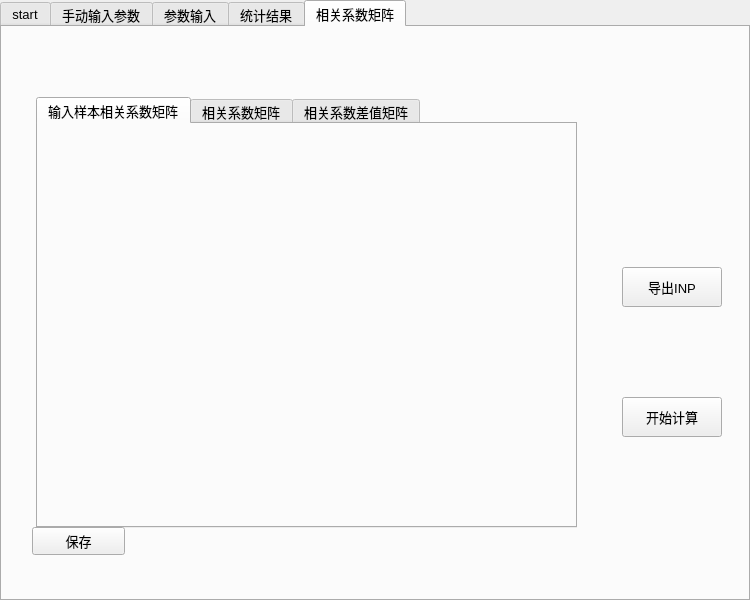
Above: 7_10_CUSA/widget.ui from MaoXi/Qt_Learning before the change. Below: the same form after it.
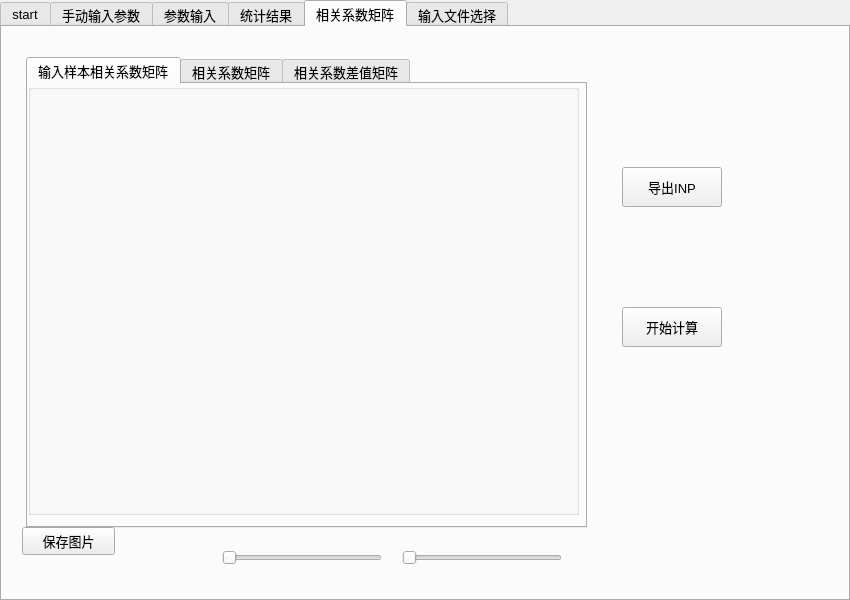
That is the form after the change. The open tabs and pages were chosen to show the change. Custom widgets are drawn as their Qt base class.

The edit to the form file:
```diff
--- a/7_10_CUSA/widget.ui
+++ b/7_10_CUSA/widget.ui
@@ -6,7 +6,7 @@
    <rect>
     <x>0</x>
     <y>0</y>
-    <width>750</width>
+    <width>850</width>
     <height>600</height>
    </rect>
   </property>
@@ -18,7 +18,7 @@
     <rect>
      <x>0</x>
      <y>0</y>
-     <width>750</width>
+     <width>850</width>
      <height>601</height>
     </rect>
    </property>
@@ -614,7 +614,7 @@
     <attribute name="title">
      <string>统计结果</string>
     </attribute>
-    <widget class="QGroupBox" name="groupBox_3">
+    <widget class="QCustomPlot" name="qCustomPlot" native="true">
      <property name="geometry">
       <rect>
        <x>340</x>
@@ -623,9 +623,6 @@
        <height>330</height>
       </rect>
      </property>
-     <property name="title">
-      <string>概率密度统计曲线</string>
-     </property>
     </widget>
     <widget class="QComboBox" name="comboBox_5">
      <property name="geometry">
@@ -906,10 +903,10 @@
     <widget class="QTabWidget" name="tabWidget_2">
      <property name="geometry">
       <rect>
-       <x>34</x>
-       <y>70</y>
-       <width>541</width>
-       <height>431</height>
+       <x>24</x>
+       <y>30</y>
+       <width>561</width>
+       <height>471</height>
       </rect>
      </property>
      <property name="currentIndex">
@@ -919,6 +916,19 @@
       <attribute name="title">
        <string>输入样本相关系数矩阵</string>
       </attribute>
+      <widget class="QGroupBox" name="groupBox_3">
+       <property name="geometry">
+        <rect>
+         <x>0</x>
+         <y>0</y>
+         <width>551</width>
+         <height>431</height>
+        </rect>
+       </property>
+       <property name="title">
+        <string/>
+       </property>
+      </widget>
      </widget>
      <widget class="QWidget" name="tab_7">
       <attribute name="title">
@@ -931,24 +941,11 @@
       </attribute>
      </widget>
     </widget>
-    <widget class="QPushButton" name="pushButton_12">
-     <property name="geometry">
-      <rect>
-       <x>30</x>
-       <y>500</y>
-       <width>93</width>
-       <height>28</height>
-      </rect>
-     </property>
-     <property name="text">
-      <string>保存</string>
-     </property>
-    </widget>
     <widget class="QPushButton" name="pushButton_13">
      <property name="geometry">
       <rect>
        <x>620</x>
-       <y>240</y>
+       <y>140</y>
        <width>100</width>
        <height>40</height>
       </rect>
@@ -961,19 +958,149 @@
      <property name="geometry">
       <rect>
        <x>620</x>
-       <y>370</y>
+       <y>280</y>
        <width>100</width>
        <height>40</height>
       </rect>
      </property>
      <property name="text">
       <string>开始计算</string>
+     </property>
+    </widget>
+    <widget class="QSlider" name="horizontalSlider">
+     <property name="geometry">
+      <rect>
+       <x>220</x>
+       <y>520</y>
+       <width>160</width>
+       <height>22</height>
+      </rect>
+     </property>
+     <property name="orientation">
+      <enum>Qt::Horizontal</enum>
+     </property>
+    </widget>
+    <widget class="QSlider" name="horizontalSlider_2">
+     <property name="geometry">
+      <rect>
+       <x>400</x>
+       <y>520</y>
+       <width>160</width>
+       <height>22</height>
+      </rect>
+     </property>
+     <property name="orientation">
+      <enum>Qt::Horizontal</enum>
+     </property>
+    </widget>
+    <widget class="QPushButton" name="pushButton_16">
+     <property name="geometry">
+      <rect>
+       <x>20</x>
+       <y>500</y>
+       <width>93</width>
+       <height>28</height>
+      </rect>
+     </property>
+     <property name="text">
+      <string>保存图片</string>
+     </property>
+    </widget>
+   </widget>
+   <widget class="QWidget" name="tab_9">
+    <attribute name="title">
+     <string>输入文件选择</string>
+    </attribute>
+    <widget class="QPushButton" name="pushButton_12">
+     <property name="geometry">
+      <rect>
+       <x>590</x>
+       <y>480</y>
+       <width>111</width>
+       <height>41</height>
+      </rect>
+     </property>
+     <property name="text">
+      <string>开始计算</string>
+     </property>
+    </widget>
+    <widget class="QListWidget" name="listWidget_2">
+     <property name="geometry">
+      <rect>
+       <x>430</x>
+       <y>130</y>
+       <width>211</width>
+       <height>271</height>
+      </rect>
+     </property>
+     <property name="selectionMode">
+      <enum>QAbstractItemView::ExtendedSelection</enum>
+     </property>
+    </widget>
+    <widget class="QPushButton" name="pushButton_15">
+     <property name="geometry">
+      <rect>
+       <x>310</x>
+       <y>180</y>
+       <width>93</width>
+       <height>28</height>
+      </rect>
+     </property>
+     <property name="text">
+      <string>》》</string>
+     </property>
+    </widget>
+    <widget class="QPushButton" name="pushButton_17">
+     <property name="geometry">
+      <rect>
+       <x>50</x>
+       <y>30</y>
+       <width>93</width>
+       <height>28</height>
+      </rect>
+     </property>
+     <property name="text">
+      <string>show</string>
+     </property>
+    </widget>
+    <widget class="QListWidget" name="listWidget">
+     <property name="geometry">
+      <rect>
+       <x>50</x>
+       <y>130</y>
+       <width>241</width>
+       <height>271</height>
+      </rect>
+     </property>
+     <property name="selectionMode">
+      <enum>QAbstractItemView::ExtendedSelection</enum>
+     </property>
+    </widget>
+    <widget class="QPushButton" name="pushButton_18">
+     <property name="geometry">
+      <rect>
+       <x>310</x>
+       <y>290</y>
+       <width>93</width>
+       <height>28</height>
+      </rect>
+     </property>
+     <property name="text">
+      <string>《《</string>
      </property>
     </widget>
    </widget>
   </widget>
  </widget>
  <layoutdefault spacing="6" margin="11"/>
+ <customwidgets>
+  <customwidget>
+   <class>QCustomPlot</class>
+   <extends>QWidget</extends>
+   <header location="global">qcustomplot.h</header>
+   <container>1</container>
+  </customwidget>
+ </customwidgets>
  <resources/>
  <connections/>
 </ui>
```
Left out of the diff: 85 changed lines with no effect on the pictures.
